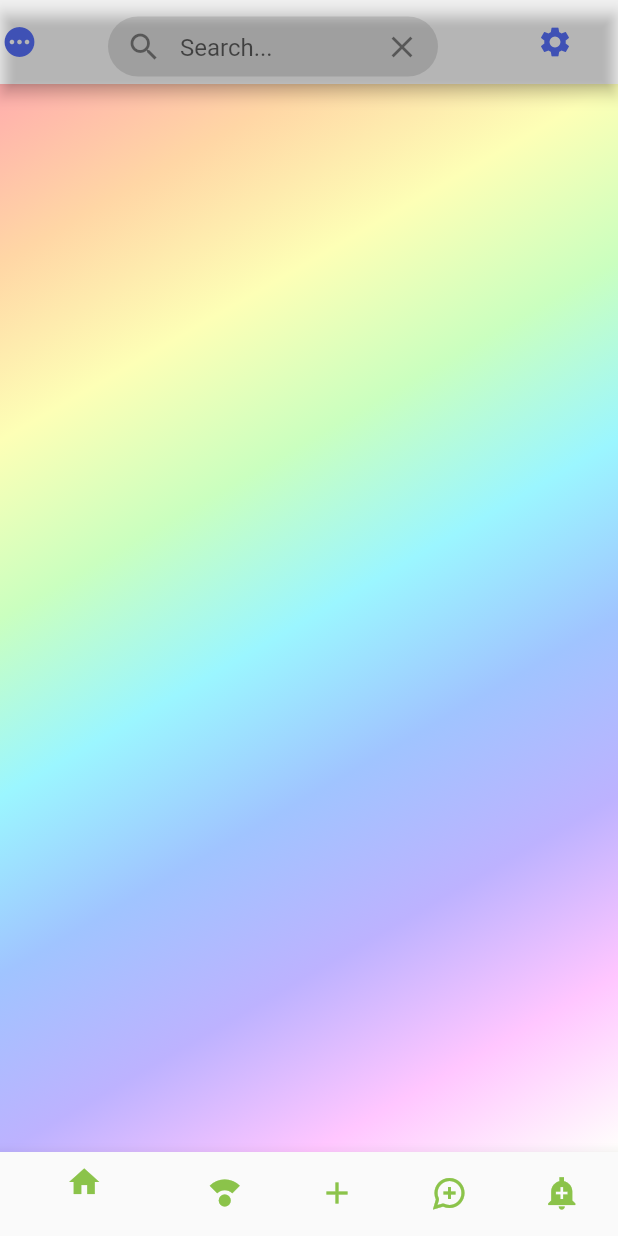
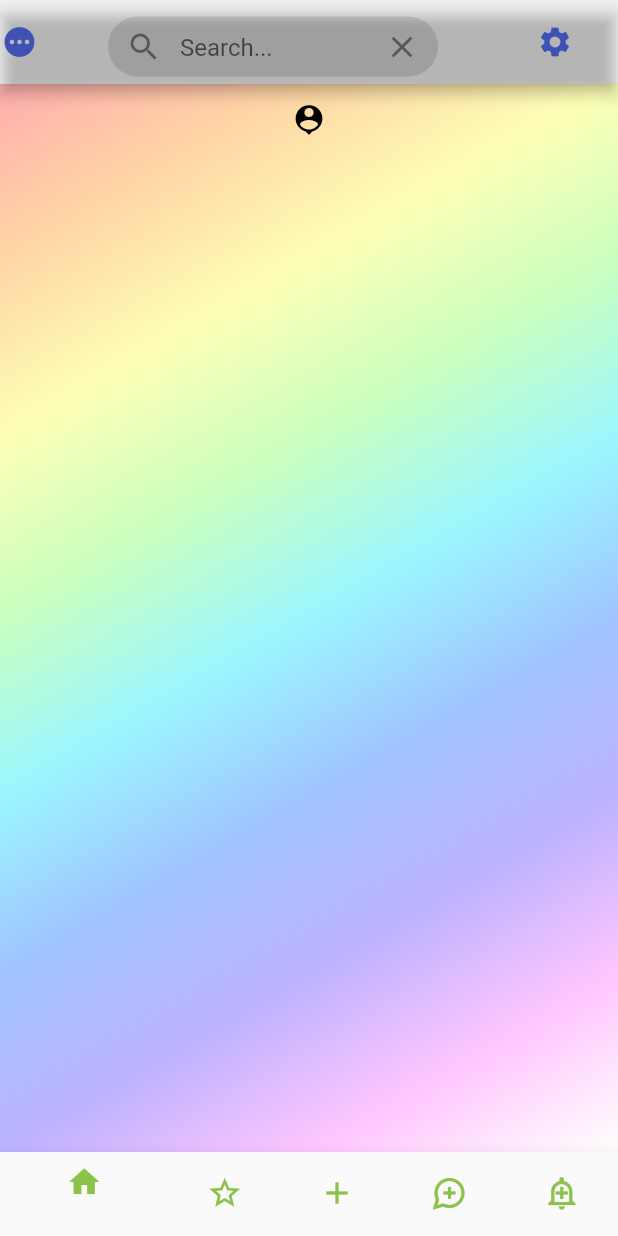
Before and after one commit to S-Abolfazl/Reddit, a Flutter app: the screen it shows after launch, on a phone screen of 412 x 824 dp. Run offline on Flutter 3.47's test engine with Material 2 defaults, Android fonts, the phone set to English and light mode, and no system bars; missing offline and left inert: dart:html; statements that could not run were skipped.

Commit message:
colors and other...

```diff
--- a/lib/main.dart
+++ b/lib/main.dart
@@ -38,11 +38,17 @@ class MyHomePage extends StatefulWidget {
   //MaterialColor Color = Colors.red;
   //TextStyle textStyle = textStyle.merge(Alignment.center);
   @override
-  State<MyHomePage> createState() => _MyHomePageState();
+  State<MyHomePage> createState() => _MyHomePageState(0);
+
+
 }
 
 class _MyHomePageState extends State<MyHomePage> {
 
+  int SelectedPage;
+  final double iconSize = 30;
+
+  _MyHomePageState(this.SelectedPage);
   @override
   Widget build(BuildContext context) {
     // This method is rerun every time setState is called, for instance as done
@@ -118,12 +124,23 @@ class _MyHomePageState extends State<MyHomePage> {
 
 
       body: Container(
-        alignment: Alignment.center,
-        child: Column(
-
+        //alignment: Alignment.center,
+        child: Container(
+          child:Column(
+                    children: [
+                      Container(
+                        child : IconButton(
+                          icon: Icon(
+                            Icons.person_pin,
+                            color: Colors.black,
+                          ),
+                        )
+                      )
+                    ],
+          )
         ),
 
-
+        alignment: Alignment.center,
       decoration: BoxDecoration(
       gradient: LinearGradient(
         begin: Alignment.topLeft,
@@ -148,43 +165,53 @@ class _MyHomePageState extends State<MyHomePage> {
           items:[
             BottomNavigationBarItem(
               icon: Icon(
-                Icons.home,
+                SelectedPage==0?Icons.home:
+                Icons.home_outlined,
+                textDirection:,
                 color: Colors.lightGreen,
               ),
               label: '',
             ),
             BottomNavigationBarItem(
               icon: Icon(
-                Icons.compass_calibration_sharp,
+                SelectedPage==1? Icons.star:Icons.star_border,
                 color: Colors.lightGreen,
               ),
               label: '',
             ),
             BottomNavigationBarItem(
-              icon: Icon(
+              icon: Icon(SelectedPage==2?Icons.add_circle:
                 Icons.add,
                 color: Colors.lightGreen,
               ),
               label: '',
             ),
             BottomNavigationBarItem(
-              icon: Icon(
+              icon: Icon(SelectedPage==3?Icons.maps_ugc:
                 Icons.maps_ugc_sharp,
                 color: Colors.lightGreen,
               ),
               label: '',
             ),
             BottomNavigationBarItem(
-              icon: Icon(
-                Icons.add_alert_sharp,
+              icon: Icon(SelectedPage==4?Icons.add_alert:
+                Icons.add_alert_outlined,
+                //InkWell(child: CircleAvatar(backgroundColor: Colors.black,radius:iconSize/2),),
                 color: Colors.lightGreen,
               ),
               label: '',
             )
+
           ],
         )
 
         ),
     );
   }
+
+void onTap(int index){
+    setState(() {
+      SelectedPage = index;
+    });
 }
+}
--- /dev/null
+++ b/themes.dart
@@ -0,0 +1,10 @@
+
+
+import 'dart:ui';
+
+import 'package:flutter/material.dart';
+
+class Theme {
+  static const Color green = Color(0xFFB6C701);
+
+}
```
